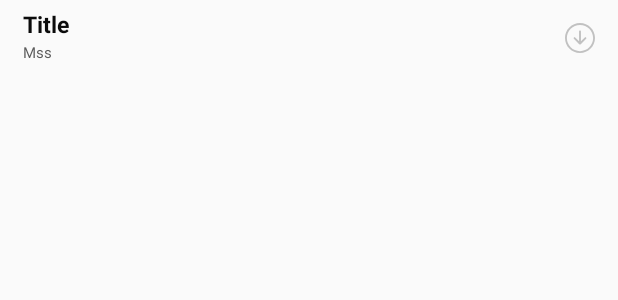
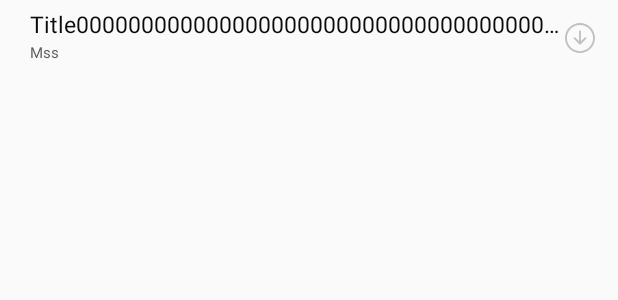
Before and after one commit to TwilightLemon/LemonAppForAndroid, an Android app: the layout items_musiclist.xml on its own in the app's theme, with its tools: preview values and no code run, on a phone screen of 412 x 824 dp. Shown: the top 300 px of the screen. Run offline under Robolectric (Android 15) with nearby library versions, the phone set to English and light mode, and no system bars.

Commit message:
🍕 1.2.3 优化UI/UX

```diff
--- a/app/build.gradle
+++ b/app/build.gradle
@@ -7,8 +7,8 @@ android {
         applicationId "tk.twilightlemon.lemonapp"
         minSdkVersion 15
         targetSdkVersion 28
-        versionCode 122
-        versionName "1.2.2"
+        versionCode 123
+        versionName "1.2.3"
         testInstrumentationRunner "android.support.test.runner.AndroidJUnitRunner"
     }
     buildTypes {
--- a/app/src/main/res/layout/activity_main.xml
+++ b/app/src/main/res/layout/activity_main.xml
@@ -107,6 +107,7 @@
             android:layout_width="wrap_content"
             android:layout_height="wrap_content"
             android:text="Title"
+            android:layout_marginRight="60dp"
             android:textColor="#0b0b0b"
             android:typeface="sans"
             android:ellipsize="marquee"
@@ -114,7 +115,6 @@
             android:layout_marginTop="5dp"
             android:textSize="15dip"
             android:layout_marginLeft="70dp"
-            android:layout_marginRight="40dp"
             android:textStyle="bold"/>
 
         <TextView
@@ -126,7 +126,7 @@
             android:layout_below="@id/PlayBottom_title"
             android:textColor="#5b5b5b"
             android:layout_marginLeft="70dp"
-            android:layout_marginRight="40dp"
+            android:layout_marginRight="60dp"
             android:textSize="10dip"
             android:text="Mss" />
 
--- a/app/src/main/res/layout/items_musiclist.xml
+++ b/app/src/main/res/layout/items_musiclist.xml
@@ -5,8 +5,16 @@
     android:layout_height="wrap_content"
     xmlns:app="http://schemas.android.com/apk/res-auto"
     android:orientation="horizontal"
-    android:padding="5dip">
+    android:paddingRight="5dip"
+    android:paddingTop="5dip"
+    android:paddingBottom="5dip">
 
+    <RelativeLayout
+        android:id="@+id/MusicList_Color"
+        android:layout_width="5dp"
+        android:layout_height="35dp"
+        android:layout_marginTop="2dp"
+        android:background="#00000000" />
     <TextView
         android:id="@+id/MusicList_index"
         android:layout_width="wrap_content"
@@ -22,28 +30,31 @@
         android:id="@+id/MusicList_title"
         android:layout_width="wrap_content"
         android:layout_height="wrap_content"
-        android:text="Title"
+        android:text="Title00000000000000000000000000000000000000000000000000"
         android:textColor="#0b0b0b"
         android:ellipsize="end"
         android:singleLine="true"
+        android:layout_marginEnd="30dp"
         android:typeface="sans"
         android:textSize="15dip"
-        android:layout_marginLeft="10dp"
-        android:textStyle="bold"/>
-
+        android:layout_marginStart="20dp"
+        android:layout_marginLeft="5dp"
+        android:layout_marginRight="20dp" />
     <TextView
         android:id="@+id/MusicList_mss"
         android:layout_width="fill_parent"
         android:layout_height="wrap_content"
         android:layout_below="@id/MusicList_title"
         android:textColor="#5b5b5b"
-        android:layout_marginLeft="10dp"
+        android:layout_marginLeft="5dp"
+        android:layout_marginStart="20dp"
         android:textSize="10dip"
+        android:layout_marginEnd="30dp"
         android:ellipsize="end"
         android:singleLine="true"
         android:layout_marginTop="1dip"
-        android:text="Mss" />
-
+        android:text="Mss"
+        android:layout_marginRight="30dp" />
     <ImageView
         android:id="@+id/MusicDownload"
         android:layout_width="wrap_content"
--- a/app/src/main/res/layout/ui.xml
+++ b/app/src/main/res/layout/ui.xml
@@ -87,10 +87,11 @@
             android:layout_width="wrap_content"
             android:layout_height="wrap_content"
             android:layout_marginLeft="70dp"
+            android:layout_marginRight="60dp"
             android:layout_marginTop="5dp"
             android:ellipsize="marquee"
             android:singleLine="true"
-            android:text="Title"
+            android:text="Title000000000000000000000000000000000000000000000000000000000000"
             android:textColor="#0b0b0b"
             android:textSize="15dip"
             android:textStyle="bold"
@@ -98,6 +99,7 @@
 
         <TextView
             android:id="@+id/PlayBottom_mss"
+            android:layout_marginRight="60dp"
             android:layout_width="fill_parent"
             android:layout_height="wrap_content"
             android:layout_below="@id/PlayBottom_title"
```
Also changed, not shown: app/src/main/java/tk/twilightlemon/lemonapp/layouts/MainActivity.java (+20 -10 lines).
